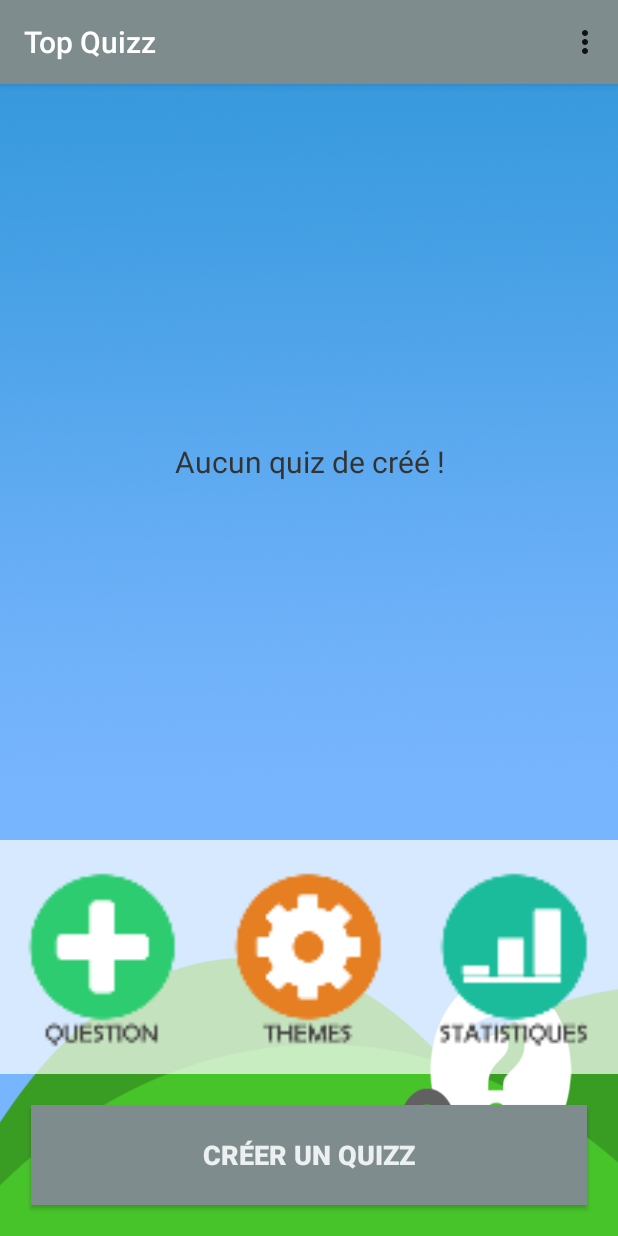
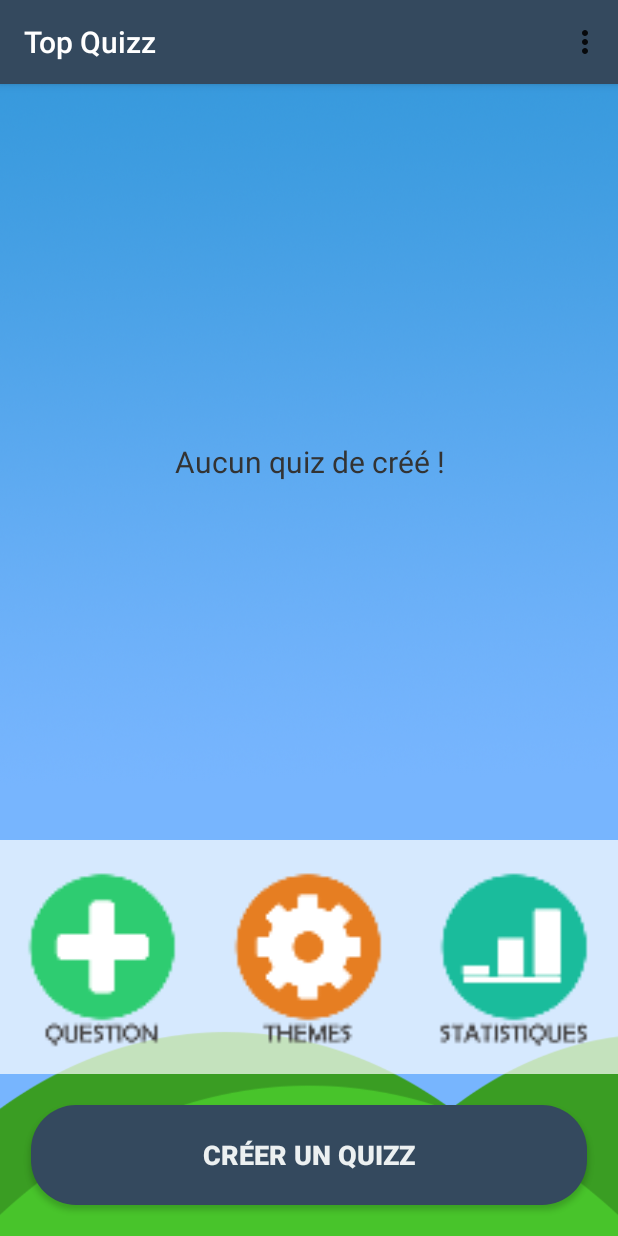
Before and after one commit to paretl/Top-Quizz, an Android app: the Home screen opened directly, with no data from a screen before it, on a phone screen of 412 x 824 dp. Run offline under Robolectric (Android 15) with nearby library versions, the phone set to English and light mode, and no system bars; 1 statement that could not run was skipped.

Commit message:
[MRR][0.1/develop] Optimizations

```diff
--- /dev/null
+++ b/app/src/main/res/drawable/button_create_quizz.xml
@@ -0,0 +1,12 @@
+<?xml version="1.0" encoding="utf-8"?>
+<shape
+    xmlns:android="http://schemas.android.com/apk/res/android"
+    android:padding="40dp"
+    android:shape="rectangle">
+    <solid android:color="@color/colorPrimary" />
+    <corners
+        android:bottomLeftRadius="30dp"
+        android:topLeftRadius="30dp"
+        android:bottomRightRadius="30dp"
+        android:topRightRadius="30dp" />
+</shape>
--- a/app/src/main/res/layout/activity_choose_theme.xml
+++ b/app/src/main/res/layout/activity_choose_theme.xml
@@ -72,10 +72,10 @@
         <LinearLayout
             android:layout_width="match_parent"
             android:layout_height="wrap_content"
-            android:layout_weight="1">
+            android:layout_weight="0.15">
             <ListView
                 android:layout_width="match_parent"
-                android:layout_height="200dp"
+                android:layout_height="220dp"
                 android:id="@+id/listViewTheme" />
         </LinearLayout>
     </LinearLayout>
--- a/app/src/main/res/layout/activity_home.xml
+++ b/app/src/main/res/layout/activity_home.xml
@@ -82,7 +82,7 @@
                 android:layout_width="match_parent"
                 android:layout_height="match_parent"
                 android:id="@+id/createQuizz"
-                android:background="@color/colorPrimary"
+                android:background="@drawable/button_create_quizz"
                 android:textColor="@color/colorWhite"
                 android:textSize="18dp"
                 android:textStyle="bold"
--- a/app/src/main/res/layout/quizz_list_layout.xml
+++ b/app/src/main/res/layout/quizz_list_layout.xml
@@ -20,14 +20,15 @@
         android:layout_marginRight="10dp"
         android:layout_gravity="right"
         android:gravity="right">
-        <TextView android:text="X"
+        <TextView
+            android:background="@drawable/close"
+            android:text="X"
             android:id="@+id/del"
             android:layout_width="20dp"
             android:layout_height="wrap_content"
             android:textStyle="bold"
             android:layout_gravity="center"
             android:gravity="center"
-            android:background="@color/colorDelete"
             android:textColor="@color/colorWhite">
         </TextView>
     </RelativeLayout>
--- a/app/src/main/res/values/colors.xml
+++ b/app/src/main/res/values/colors.xml
@@ -1,6 +1,6 @@
 <?xml version="1.0" encoding="utf-8"?>
 <resources>
-    <color name="colorPrimary">#7f8c8d</color>
+    <color name="colorPrimary">#34495e</color>
     <color name="colorPrimaryDark">#333333</color>
     <color name="colorAccent">#5C6BC0</color>
     <color name="colorDelete">#E74C3C</color>
```
Also changed, not shown: app/src/main/AndroidManifest.xml (+30 -15 lines), app/src/main/res/drawable/close.xml (added, +12 -0 lines), app/src/main/java/cpe/top/quizz/Home.java (line endings or trailing spaces), app/src/main/res/drawable/background.png.
